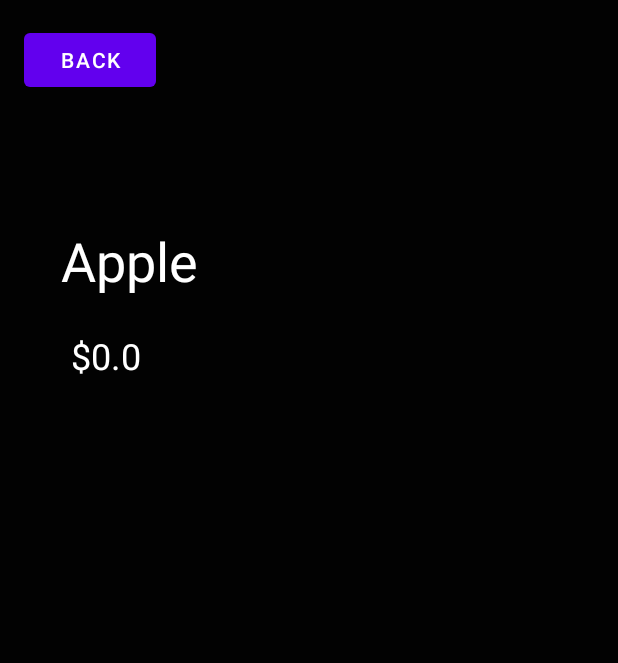
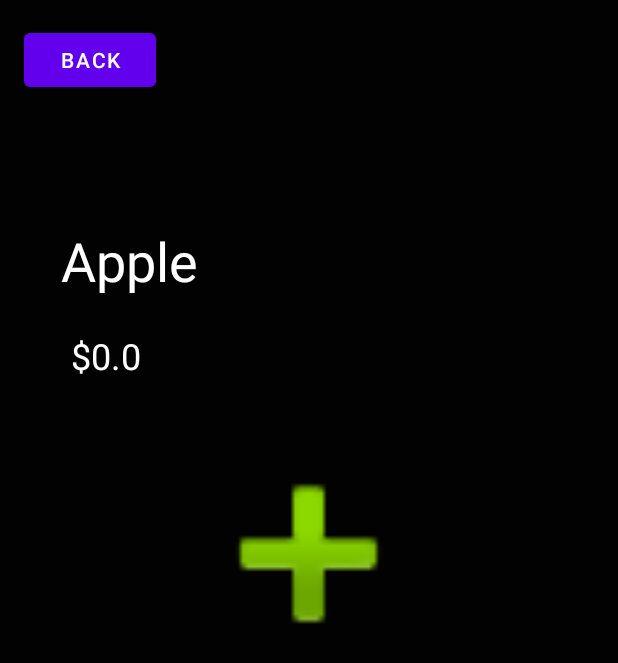
Before and after one commit to wzheng29/cse442-project-nottingham, an Android app: the layout activity_real_time.xml on its own in the app's theme, with its tools: preview values and no code run, on a phone screen of 412 x 824 dp. Shown: the top 663 px of the screen. Run offline under Robolectric (Android 15) with nearby library versions, the phone set to English and light mode, and no system bars.

Commit message:
Task #55:Set up the frontend for the price trend figure

```diff
--- a/app/src/main/java/com/example/nottingham/real_time.java
+++ b/app/src/main/java/com/example/nottingham/real_time.java
@@ -7,12 +7,13 @@ import android.graphics.Color;
 import android.os.Bundle;
 import android.view.View;
 import android.widget.Button;
+import android.widget.ImageView;
 import android.widget.TextView;
 
 public class real_time extends AppCompatActivity {
     private Button backHome;
     TextView realTimePrice;
-
+    ImageView currentPriceTrend;
 
     @Override
     protected void onCreate(Bundle savedInstanceState) {
@@ -24,7 +25,10 @@ public class real_time extends AppCompatActivity {
         backHome.setOnClickListener(v -> openHome());
 
         // Display Stock price
-        realTimePrice = findViewById(R.id.realTimePrice);
+        realTimePrice = (TextView) findViewById(R.id.realTimePrice);
+
+        // Display Stock Trend
+        currentPriceTrend = (ImageView) findViewById(R.id.currentPriceTrend);
     }
 
     public void openHome(){
@@ -32,15 +36,17 @@ public class real_time extends AppCompatActivity {
             startActivity(intent);
     }
 
-    // get the price from API and show it from the TextView "realTimePrice"
+    // Get the price from API and show it from the TextView "realTimePrice"
     public void showPrice(){
         String price = "$0.0";
         realTimePrice.setText(price);
 
     }
 
+    //Get the price list from API and return it as a image to the real page
+    public void insertTrend() {
 
-
+    }
 
 
 }
--- a/app/src/main/res/layout/activity_real_time.xml
+++ b/app/src/main/res/layout/activity_real_time.xml
@@ -61,4 +61,20 @@
         app:layout_constraintEnd_toEndOf="parent"
         app:layout_constraintStart_toStartOf="parent"
         app:layout_constraintTop_toBottomOf="@+id/stockName" />
+
+    <ImageView
+        android:id="@+id/currentPriceTrend"
+        android:layout_width="306dp"
+        android:layout_height="167dp"
+        android:layout_marginStart="52dp"
+        android:layout_marginLeft="52dp"
+        android:layout_marginTop="27dp"
+        android:layout_marginEnd="53dp"
+        android:layout_marginRight="53dp"
+        android:layout_marginBottom="367dp"
+        app:layout_constraintBottom_toBottomOf="parent"
+        app:layout_constraintEnd_toEndOf="parent"
+        app:layout_constraintStart_toStartOf="parent"
+        app:layout_constraintTop_toBottomOf="@+id/realTimePrice"
+        app:srcCompat="@android:drawable/ic_input_add" />
 </androidx.constraintlayout.widget.ConstraintLayout>
```
